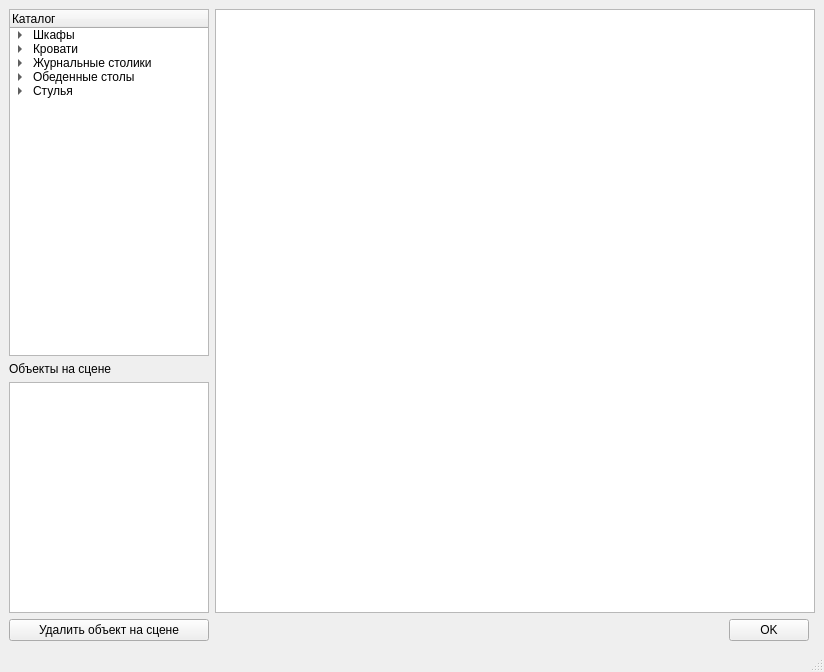
This is SceneRedactorForm.ui in DenisBabarykin/InteriorRedactor as Qt 5 draws it before an edit. The edited form follows.
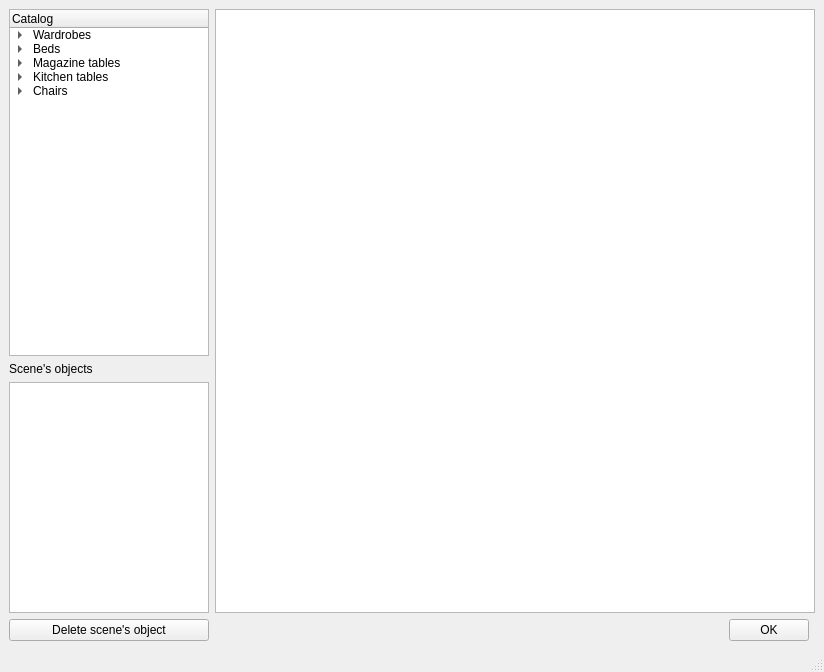
This is the edited form.

Commit message: Interface language switched to english. Documentation added.

```diff
--- a/SceneRedactorForm.ui
+++ b/SceneRedactorForm.ui
@@ -46,12 +46,12 @@
       </property>
       <column>
        <property name="text">
-        <string notr="true">Каталог</string>
+        <string notr="true">Catalog</string>
        </property>
       </column>
       <item>
        <property name="text">
-        <string>Шкафы</string>
+        <string>Wardrobes</string>
        </property>
        <item>
         <property name="text">
@@ -71,7 +71,7 @@
       </item>
       <item>
        <property name="text">
-        <string>Кровати</string>
+        <string>Beds</string>
        </property>
        <item>
         <property name="text">
@@ -101,7 +101,7 @@
       </item>
       <item>
        <property name="text">
-        <string>Журнальные столики</string>
+        <string>Magazine tables</string>
        </property>
        <item>
         <property name="text">
@@ -121,7 +121,7 @@
       </item>
       <item>
        <property name="text">
-        <string>Обеденные столы</string>
+        <string>Kitchen tables</string>
        </property>
        <item>
         <property name="text">
@@ -136,7 +136,7 @@
       </item>
       <item>
        <property name="text">
-        <string>Стулья</string>
+        <string>Chairs</string>
        </property>
        <item>
         <property name="text">
@@ -177,7 +177,7 @@
     <item row="1" column="0">
      <widget class="QLabel" name="lblObjList">
       <property name="text">
-       <string>Объекты на сцене</string>
+       <string>Scene's objects</string>
       </property>
      </widget>
     </item>
@@ -212,7 +212,7 @@
        </sizepolicy>
       </property>
       <property name="text">
-       <string>Удалить объект на сцене</string>
+       <string>Delete scene's object</string>
       </property>
      </widget>
     </item>
```
Left out of the diff: 40 changed lines with no effect on the pictures. The commit also changes 6 other files.
